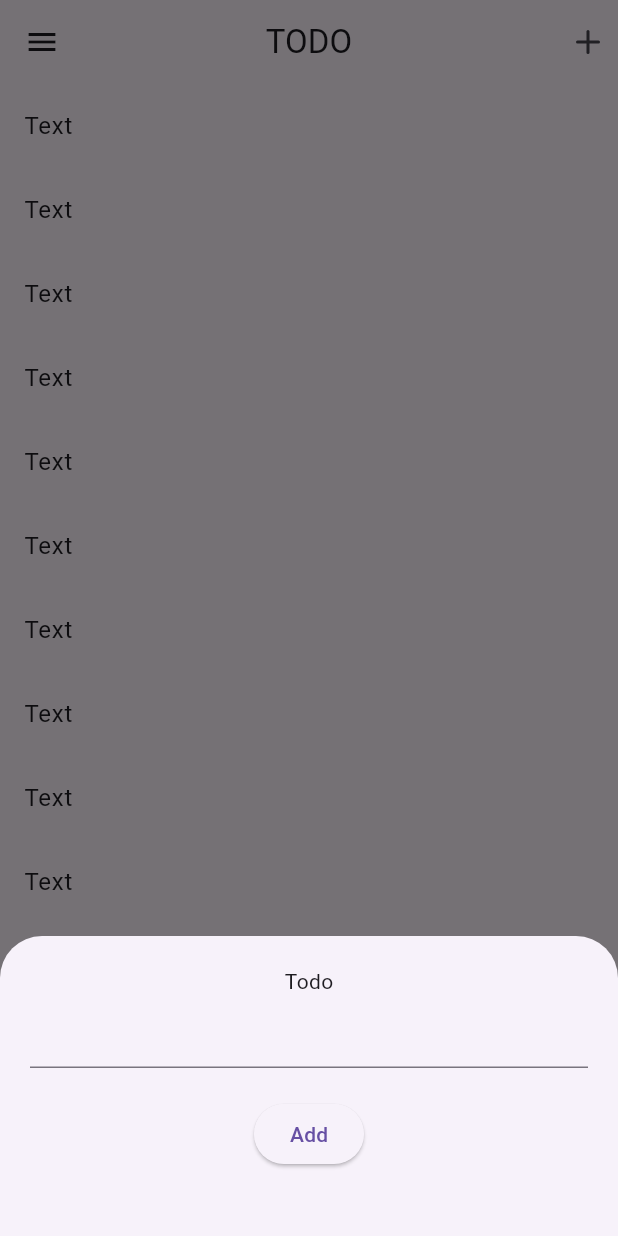
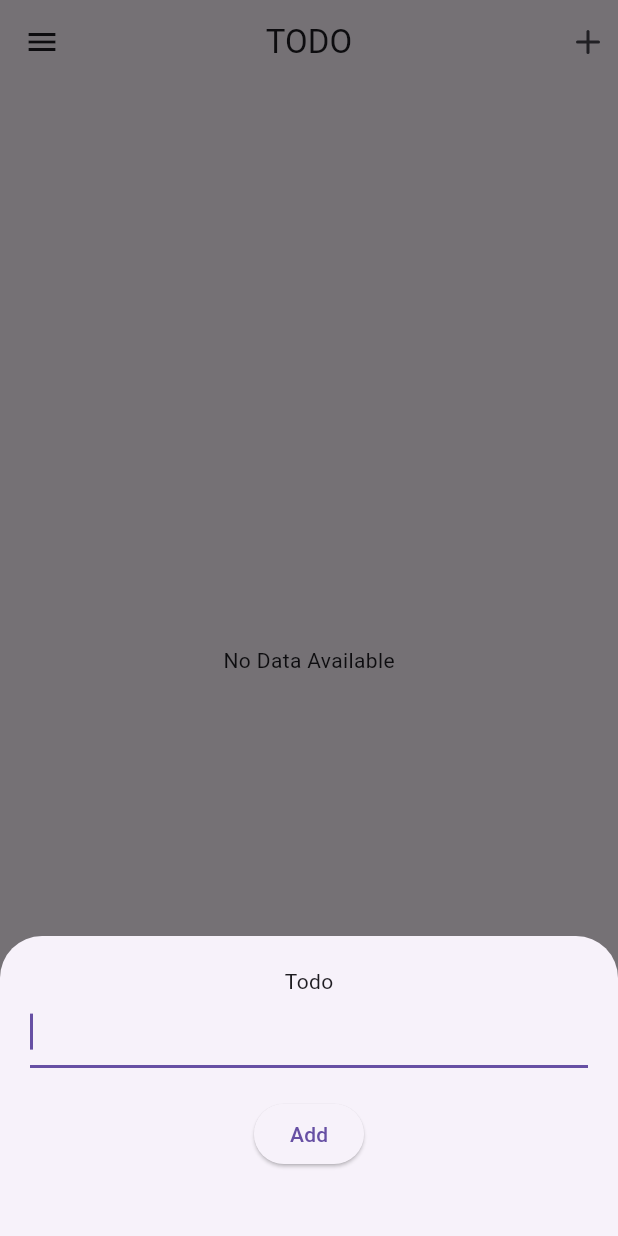
Before and after one commit to yntachmad/todo_flutter, a Flutter app: the screen it shows after launch, after a tap on an icon or button, on a phone screen of 412 x 824 dp. Run offline on Flutter 3.47's test engine with Material 3 defaults, Android fonts, the phone set to English and light mode, and no system bars; our stand-ins replace feather_icons, shared_preferences.

Commit message:
todo list if then else

```diff
--- a/lib/add_todo.dart
+++ b/lib/add_todo.dart
@@ -3,9 +3,9 @@ import 'package:flutter/material.dart';
 
 // ignore: must_be_immutable
 class AddTodo extends StatefulWidget {
-  void Function({required String todoText}) changeText;
+  void Function({required String todoText}) addTodo;
 
-  AddTodo({super.key, required this.changeText});
+  AddTodo({super.key, required this.addTodo});
 
   @override
   State<AddTodo> createState() => _AddTodoState();
@@ -20,6 +20,7 @@ class _AddTodoState extends State<AddTodo> {
       children: [
         const Text('Todo'),
         TextField(
+          autofocus: true,
           controller: todoText,
           decoration: const InputDecoration(
               // hintText: "Add your todo taxt",
@@ -33,9 +34,10 @@ class _AddTodoState extends State<AddTodo> {
         ),
         ElevatedButton(
           onPressed: () {
-            // print(todoText.text);
-            widget.changeText(todoText: todoText.text);
-            todoText.clear();
+            if (todoText.text.isNotEmpty) {
+              widget.addTodo(todoText: todoText.text);
+              todoText.clear();
+            }
           },
           child: const Text("Add"),
         ),
--- a/lib/main_screen.dart
+++ b/lib/main_screen.dart
@@ -1,6 +1,9 @@
 import 'package:flutter/material.dart';
 import 'package:feather_icons/feather_icons.dart';
+import 'package:shared_preferences/shared_preferences.dart';
 import 'package:todo_app/add_todo.dart';
+import 'package:todo_app/widgets/todolist.dart';
+import 'package:url_launcher/url_launcher.dart';
 
 class MainScreen extends StatefulWidget {
   const MainScreen({super.key});
@@ -10,12 +13,72 @@ class MainScreen extends StatefulWidget {
 }
 
 class _MainScreenState extends State<MainScreen> {
-  String text = "Text";
+  List<String> todoList = [];
 
   void changeText({required String todoText}) {
+    if (todoList.contains(todoText)) {
+      showDialog(
+          context: context,
+          builder: (content) {
+            return AlertDialog(
+              title: const Text('Error'),
+              content: const Text('This todo already exists.'),
+              actions: [
+                TextButton(
+                  child: const Text('Ok'),
+                  onPressed: () {
+                    Navigator.pop(context);
+                  },
+                ),
+              ],
+            );
+          });
+      return;
+    }
     setState(() {
-      text = todoText;
+      todoList.insert(0, todoText);
     });
+    Navigator.pop(context);
+    updateLocalData();
+  }
+
+  @override
+  void initState() {
+    super.initState();
+    loadDataLocal();
+  }
+
+  void updateLocalData() async {
+    final SharedPreferences prefs = await SharedPreferences.getInstance();
+
+    await prefs.setStringList('todoList', todoList);
+  }
+
+  void loadDataLocal() async {
+    final SharedPreferences prefs = await SharedPreferences.getInstance();
+
+    todoList = (prefs.getStringList('todoList') ?? []).toList();
+    setState(() {});
+  }
+
+  void showModalAddTask() {
+    showModalBottomSheet(
+      // backgroundColor: Colors.red[900],
+      context: context,
+      builder: (context) {
+        return Padding(
+          padding: MediaQuery.of(context).viewInsets,
+          child: Container(
+            padding: const EdgeInsets.all(20),
+            height: 200,
+            // ignore: prefer_const_constructors
+            child: AddTodo(
+              addTodo: changeText,
+            ),
+          ),
+        );
+      },
+    );
   }
 
   @override
@@ -23,12 +86,50 @@ class _MainScreenState extends State<MainScreen> {
     return Scaffold(
       // ignore: prefer_const_constructors
       drawer: Drawer(
-        // ignore: prefer_const_constructors
-        child: Padding(
-          padding: const EdgeInsets.all(8.0),
-          child: const Text('Drawer Data'),
-        ),
-      ),
+          // ignore: prefer_const_constructors
+          child: Column(
+        children: [
+          Container(
+            height: 200,
+            width: double.infinity,
+            color: Colors.blueGrey,
+            child: const Center(
+              child: Text(
+                "Todo App",
+                style: TextStyle(
+                  color: Colors.white,
+                  fontSize: 30,
+                  fontWeight: FontWeight.bold,
+                ),
+              ),
+            ),
+          ),
+          ListTile(
+            onTap: () {
+              launchUrl(
+                Uri.parse("https://www.google.com/"),
+              );
+            },
+            leading: const Icon(Icons.person_2_outlined),
+            title: const Text(
+              'About Me',
+              style: TextStyle(fontWeight: FontWeight.bold),
+            ),
+          ),
+          ListTile(
+            onTap: () {
+              launchUrl(
+                Uri.parse("mailto:achmad_djayanto@careind.or.id"),
+              );
+            },
+            leading: const Icon(Icons.mail_lock_outlined),
+            title: const Text(
+              'Contact Me',
+              style: TextStyle(fontWeight: FontWeight.bold),
+            ),
+          )
+        ],
+      )),
       appBar: AppBar(
         title: const Text(
           'TODO',
@@ -45,23 +146,7 @@ class _MainScreenState extends State<MainScreen> {
               // splashColor: Colors.transparent,
               // highlightColor: Colors.transparent,
               onTap: () {
-                showModalBottomSheet(
-                  // backgroundColor: Colors.red[900],
-                  context: context,
-                  builder: (context) {
-                    return Padding(
-                      padding: MediaQuery.of(context).viewInsets,
-                      child: Container(
-                        padding: const EdgeInsets.all(20),
-                        height: 200,
-                        // ignore: prefer_const_constructors
-                        child: AddTodo(
-                          changeText: changeText,
-                        ),
-                      ),
-                    );
-                  },
-                );
+                showModalAddTask();
               },
               child: const Icon(
                 FeatherIcons.plus,
@@ -73,13 +158,7 @@ class _MainScreenState extends State<MainScreen> {
         ],
         // backgroundColor: Colors.blue,
       ),
-      body: ListView.builder(
-        itemBuilder: (BuildContext context, int index) {
-          return ListTile(
-            title: Text(text),
-          );
-        },
-      ),
+      body: Todolist(todoList: todoList, updateLocalData: updateLocalData),
     );
   }
 }
--- /dev/null
+++ b/lib/widgets/todolist.dart
@@ -0,0 +1,55 @@
+import 'package:flutter/material.dart';
+
+// ignore: must_be_immutable
+class Todolist extends StatefulWidget {
+  List<String> todoList;
+  void Function() updateLocalData;
+  Todolist({super.key, required this.todoList, required this.updateLocalData});
+
+  @override
+  State<Todolist> createState() => _TodolistState();
+}
+
+class _TodolistState extends State<Todolist> {
+  void onitemClicked({required int index}) {
+    showModalBottomSheet(
+        context: context,
+        builder: (context) {
+          return Container(
+            width: double.infinity,
+            padding: const EdgeInsets.all(20.0),
+            child: ElevatedButton(
+              onPressed: () {
+                setState(() {
+                  widget.todoList.removeAt(index);
+                });
+                widget.updateLocalData();
+                Navigator.pop(context);
+              },
+              child: const Text('Mark as done'),
+            ),
+          );
+        });
+  }
+
+  @override
+  Widget build(BuildContext context) {
+    return (widget.todoList.isEmpty)
+        ? const Center(
+            child: Text("No Data Available"),
+          )
+        : ListView.builder(
+            itemCount: widget.todoList.length,
+            itemBuilder: (BuildContext context, int index) {
+              return ListTile(
+                onTap: () {
+                  onitemClicked(index: index);
+                },
+                title: Text(widget.todoList[index]),
+                // leading: const Icon(Icons.arrow_circle_up_outlined),
+                // trailing: const Icon(Icons.arrow_circle_up_rounded),
+              );
+            },
+          );
+  }
+}
```
Also changed, not shown: pubspec.yaml (+2 -6 lines), pubspec.lock, 5 other files.
